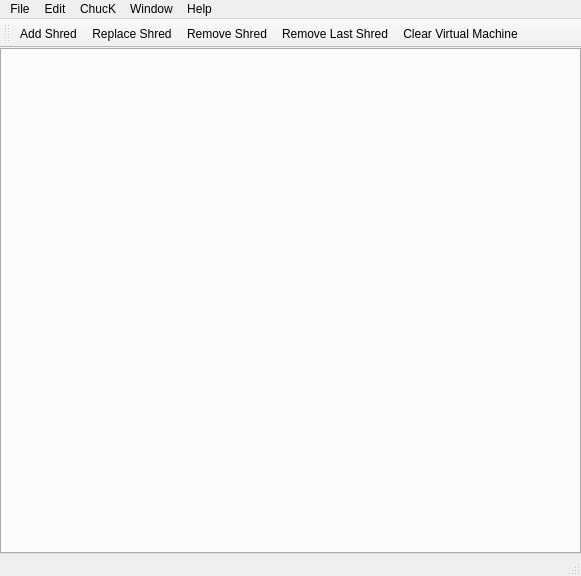
Before: the Qt Designer form src/qt/mAMainWindow.ui in ccrma/miniAudicle, drawn with Qt 5.
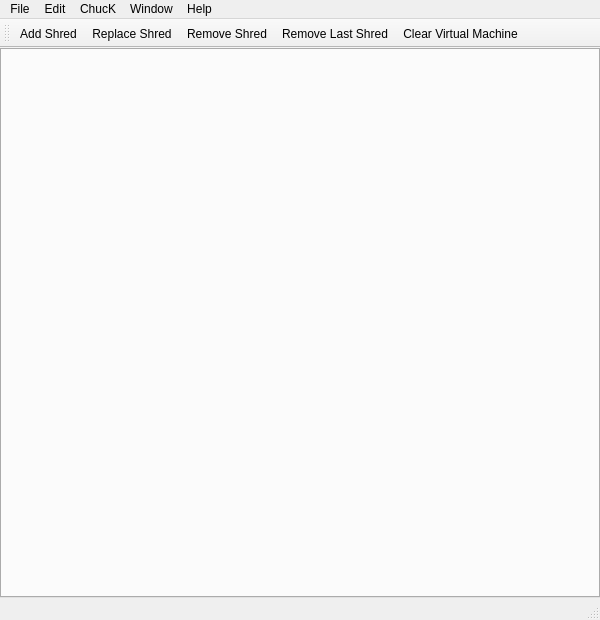
After: the same form once the commit is applied. Icons and pictures are not drawn.

Commit message: locale fix + window size fix

```diff
--- a/src/qt/mAMainWindow.ui
+++ b/src/qt/mAMainWindow.ui
@@ -6,8 +6,8 @@
    <rect>
     <x>0</x>
     <y>0</y>
-    <width>581</width>
-    <height>576</height>
+    <width>600</width>
+    <height>620</height>
    </rect>
   </property>
   <property name="minimumSize">
```
The commit also changes 1 other file.
